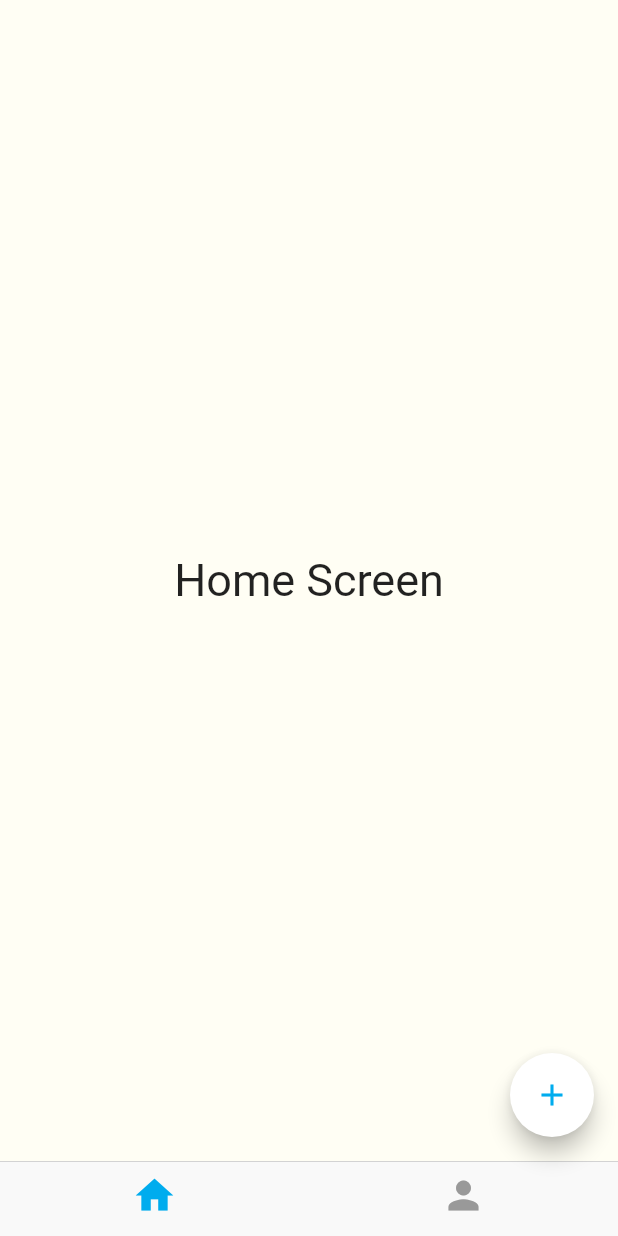
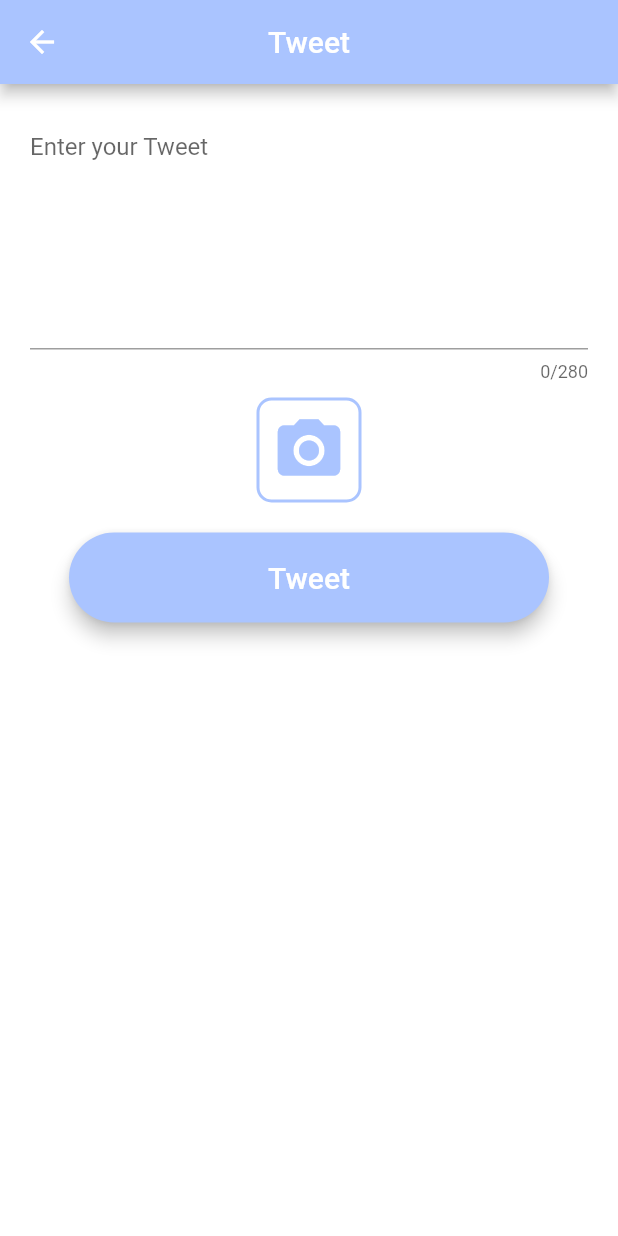
Before and after one commit to ngonhattri/flutter_social, a Flutter app: the screen it shows once a user with an empty profile is signed in, after a tap on the "add" icon, on a phone screen of 412 x 824 dp. Run offline on Flutter 3.47's test engine with Material 2 defaults, Android fonts, the phone set to English and light mode, and no system bars; our stand-ins replace cloud_firestore, equatable, firebase_auth, firebase_core, firebase_storage, flutter_image_compress and 5 more; accounts and stored records are empty.

Commit message:
Add new Post function, save post to firebase_store

```diff
--- a/lib/constants/constants.dart
+++ b/lib/constants/constants.dart
@@ -13,3 +13,5 @@ final followersRef = _fireStore.collection('followers');
 final followingRef = _fireStore.collection('following');
 
 final storageRef = FirebaseStorage.instance.ref();
+
+final postsRef = _fireStore.collection('posts');
--- /dev/null
+++ b/lib/models/post.dart
@@ -0,0 +1,35 @@
+import 'dart:core';
+
+import 'package:cloud_firestore/cloud_firestore.dart';
+
+class Post {
+  String? id;
+  String auhorId;
+  String text;
+  String image;
+  Timestamp timestamp;
+  int likes;
+  int shares;
+
+  Post({
+    this.id,
+    required this.auhorId,
+    required this.text,
+    required this.image,
+    required this.timestamp,
+    required this.likes,
+    required this.shares,
+  });
+
+  factory Post.fromDoc(DocumentSnapshot doc) {
+    return Post(
+      id: doc.id,
+      auhorId: doc['authorId'],
+      text: doc['text'],
+      image: doc['image'],
+      timestamp: doc['timestamp'],
+      likes: doc['likes'],
+      shares: doc['shares'],
+    );
+  }
+}
--- a/lib/screens/feed_screen.dart
+++ b/lib/screens/feed_screen.dart
@@ -2,6 +2,7 @@ import 'package:flutter/cupertino.dart';
 import 'package:flutter/material.dart';
 import 'package:flutter_social/profile/profile.dart';
 import 'package:flutter_social/screens/home_screen.dart';
+import 'package:flutter_social/screens/posts/create_post_screen.dart';
 
 class FeedScreen extends StatefulWidget {
   final String currentUserId;
@@ -31,7 +32,16 @@ class _FeedScreenState extends State<FeedScreen> {
           Icons.add,
           color: Color(0xff00acee),
         ),
-        onPressed: () {},
+        onPressed: () {
+          Navigator.push(
+            context,
+            MaterialPageRoute(
+              builder: (context) => CreatePostScreen(
+                currentUserId: widget.currentUserId,
+              ),
+            ),
+          );
+        },
       ),
       bottomNavigationBar: CupertinoTabBar(
         onTap: (index) {
--- /dev/null
+++ b/lib/screens/posts/create_post_screen.dart
@@ -0,0 +1,146 @@
+import 'dart:io';
+
+import 'package:cloud_firestore/cloud_firestore.dart';
+import 'package:flutter/material.dart';
+import 'package:image_picker/image_picker.dart';
+import 'package:flutter_social/Constants/Constants.dart';
+import 'package:flutter_social/models/post.dart';
+import 'package:flutter_social/Services/database_service.dart';
+import 'package:flutter_social/Services/storage_service.dart';
+import 'package:flutter_social/Widgets/RoundedButton.dart';
+
+class CreatePostScreen extends StatefulWidget {
+  final String currentUserId;
+
+  const CreatePostScreen({Key? key,required this.currentUserId}) : super(key: key);
+  @override
+  _CreatePostScreenState createState() => _CreatePostScreenState();
+}
+
+class _CreatePostScreenState extends State<CreatePostScreen> {
+  late String _postText;
+  File? _pickedImage;
+  bool _loading = false;
+
+  handleImageFromGallery() async {
+    try {
+      XFile? imageXFile = await ImagePicker().pickImage(source: ImageSource.gallery);
+      File imageFile = File(imageXFile!.path);
+      if (imageFile != null) {
+        setState(() {
+          _pickedImage = imageFile;
+        });
+      }
+    } catch (e) {
+      print(e);
+    }
+  }
+
+  @override
+  Widget build(BuildContext context) {
+    return Scaffold(
+      backgroundColor: Colors.white,
+      appBar: AppBar(
+        backgroundColor: kocialColor,
+        centerTitle: true,
+        title: Text(
+          'Tweet',
+          style: TextStyle(
+            color: Colors.white,
+            fontSize: 20,
+          ),
+        ),
+      ),
+      body: Padding(
+        padding: const EdgeInsets.symmetric(horizontal: 20),
+        child: Column(
+          children: [
+            SizedBox(height: 20),
+            TextField(
+              maxLength: 280,
+              maxLines: 7,
+              decoration: InputDecoration(
+                hintText: 'Enter your Tweet',
+              ),
+              onChanged: (value) {
+                _postText = value;
+              },
+            ),
+            SizedBox(height: 10),
+            _pickedImage == null
+                ? SizedBox.shrink()
+                : Column(
+              children: [
+                Container(
+                  height: 200,
+                  decoration: BoxDecoration(
+                      color: kocialColor,
+                      image: DecorationImage(
+                        fit: BoxFit.cover,
+                        image: FileImage(_pickedImage!),
+                      )),
+                ),
+                SizedBox(height: 20),
+              ],
+            ),
+            GestureDetector(
+              onTap: handleImageFromGallery,
+              child: Container(
+                height: 70,
+                width: 70,
+                decoration: BoxDecoration(
+                  borderRadius: BorderRadius.circular(10),
+                  color: Colors.white,
+                  border: Border.all(
+                    color: kocialColor,
+                    width: 2,
+                  ),
+                ),
+                child: Icon(
+                  Icons.camera_alt,
+                  size: 50,
+                  color: kocialColor,
+                ),
+              ),
+            ),
+            SizedBox(height: 20),
+            RoundedButton(
+              btnText: 'Tweet',
+              onBtnPressed: () async {
+                setState(() {
+                  _loading = true;
+                });
+                if (_postText != null && _postText!.isNotEmpty) {
+                  String image;
+                  if (_pickedImage == null) {
+                    image = '';
+                  } else {
+                    image =
+                    await StorageService.uploadPostPicture(_pickedImage!);
+                  }
+                  Post post = Post(
+                    text: _postText,
+                    image: image,
+                    auhorId: widget.currentUserId,
+                    likes: 0,
+                    shares: 0,
+                    timestamp: Timestamp.fromDate(
+                      DateTime.now(),
+                    ),
+                  );
+                  DatabaseService.createPost(post);
+                  Navigator.pop(context);
+                }
+                setState(() {
+                  _loading = false;
+                });
+              },
+            ),
+            SizedBox(height: 20),
+            _loading ? CircularProgressIndicator() : SizedBox.shrink()
+          ],
+        ),
+      ),
+    );
+  }
+}
--- /dev/null
+++ b/lib/widgets/RoundedButton.dart
@@ -0,0 +1,32 @@
+import 'package:flutter/material.dart';
+import 'package:flutter_social/constants/constants.dart';
+
+class RoundedButton extends StatelessWidget {
+  final String btnText;
+  final Function onBtnPressed;
+
+  const RoundedButton(
+      {Key? key, required this.btnText, required this.onBtnPressed})
+      : super(key: key);
+
+  @override
+  Widget build(BuildContext context) {
+    return Material(
+      elevation: 5,
+      color: kocialColor,
+      borderRadius: BorderRadius.circular(30),
+      child: MaterialButton(
+        onPressed: () => {onBtnPressed()},
+        minWidth: 320,
+        height: 60,
+        child: Text(
+          btnText,
+          style: TextStyle(
+            color: Colors.white,
+            fontSize: 20,
+          ),
+        ),
+      ),
+    );
+  }
+}
```
Also changed, not shown: lib/services/database_service.dart (+13 -0 lines), lib/services/storage_service.dart (added, +64 -0 lines).
